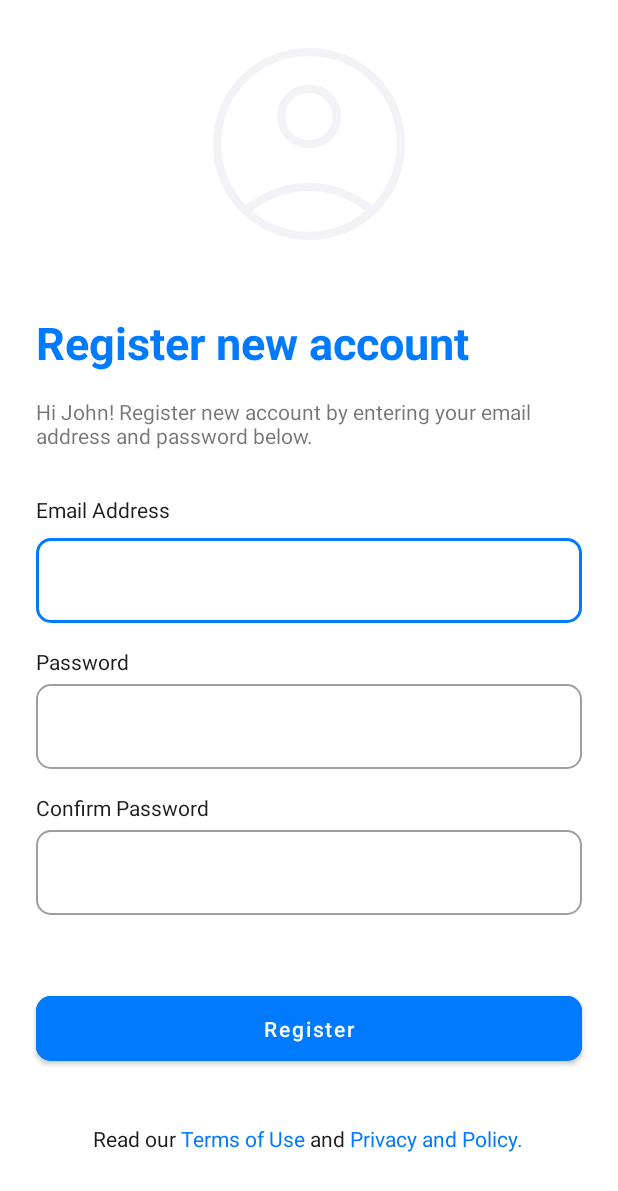
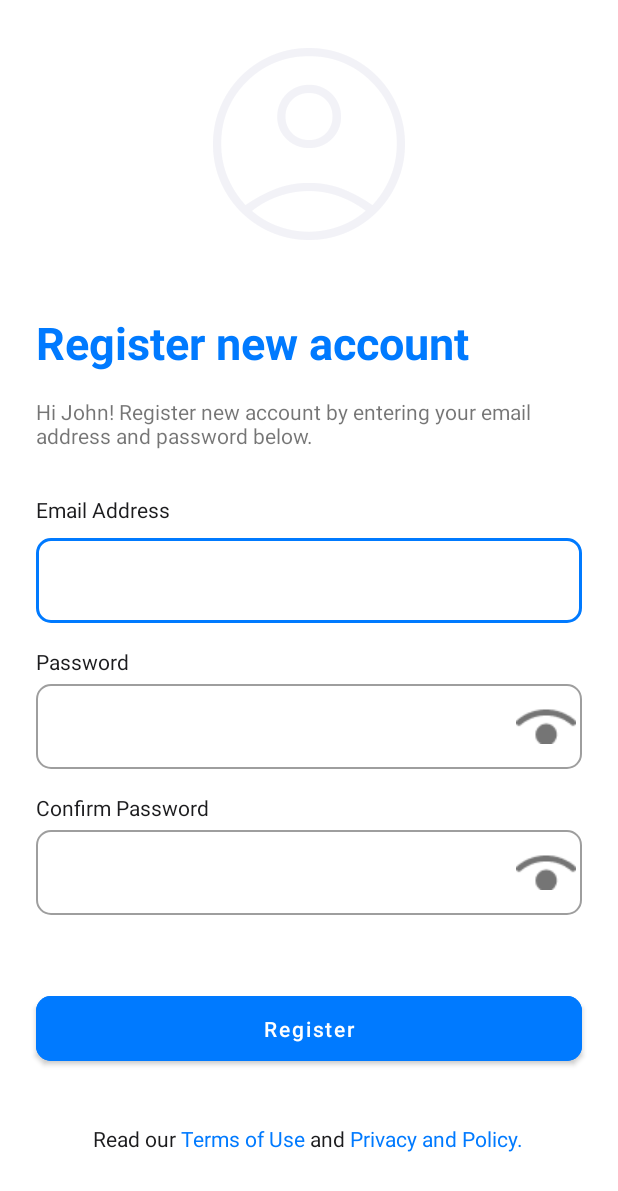
Before and after one commit to ziptechdev/ACP-mobile-android, an Android app: the fragment RegisterNewAccountFragment shown on its own in the app's theme, on a phone screen of 412 x 824 dp. Shown: the top 1191 px of the screen. Run offline under Robolectric (Android 15) with nearby library versions, the phone set to English and light mode, and no system bars.

Commit message:
add show/hide icon in register new account fragment

```diff
--- a/app/src/main/res/layout/fragment_register_new_account.xml
+++ b/app/src/main/res/layout/fragment_register_new_account.xml
@@ -97,11 +97,14 @@
             app:boxCornerRadiusTopStart="@dimen/corner_radius"
             app:layout_constraintEnd_toEndOf="@+id/tvSubtitle"
             app:layout_constraintStart_toStartOf="@+id/etEMail"
-            app:layout_constraintTop_toBottomOf="@+id/tvPassword">
+            app:layout_constraintTop_toBottomOf="@+id/tvPassword"
+            app:passwordToggleEnabled="true"
+            app:passwordToggleDrawable="@drawable/ic_show_password">
 
             <com.google.android.material.textfield.TextInputEditText
                 android:layout_width="match_parent"
-                android:layout_height="wrap_content" />
+                android:layout_height="wrap_content"
+                android:inputType="textPassword"/>
         </com.google.android.material.textfield.TextInputLayout>
 
         <TextView
@@ -126,11 +129,14 @@
             app:boxCornerRadiusTopStart="@dimen/corner_radius"
             app:layout_constraintEnd_toEndOf="@+id/tvSubtitle"
             app:layout_constraintStart_toStartOf="@+id/etEMail"
-            app:layout_constraintTop_toBottomOf="@+id/tvConfirmPassword">
+            app:layout_constraintTop_toBottomOf="@+id/tvConfirmPassword"
+            app:passwordToggleEnabled="true"
+            app:passwordToggleDrawable="@drawable/ic_show_password">
 
             <com.google.android.material.textfield.TextInputEditText
                 android:layout_width="match_parent"
-                android:layout_height="wrap_content" />
+                android:layout_height="wrap_content"
+                android:inputType="textPassword"/>
         </com.google.android.material.textfield.TextInputLayout>
 
 
```
